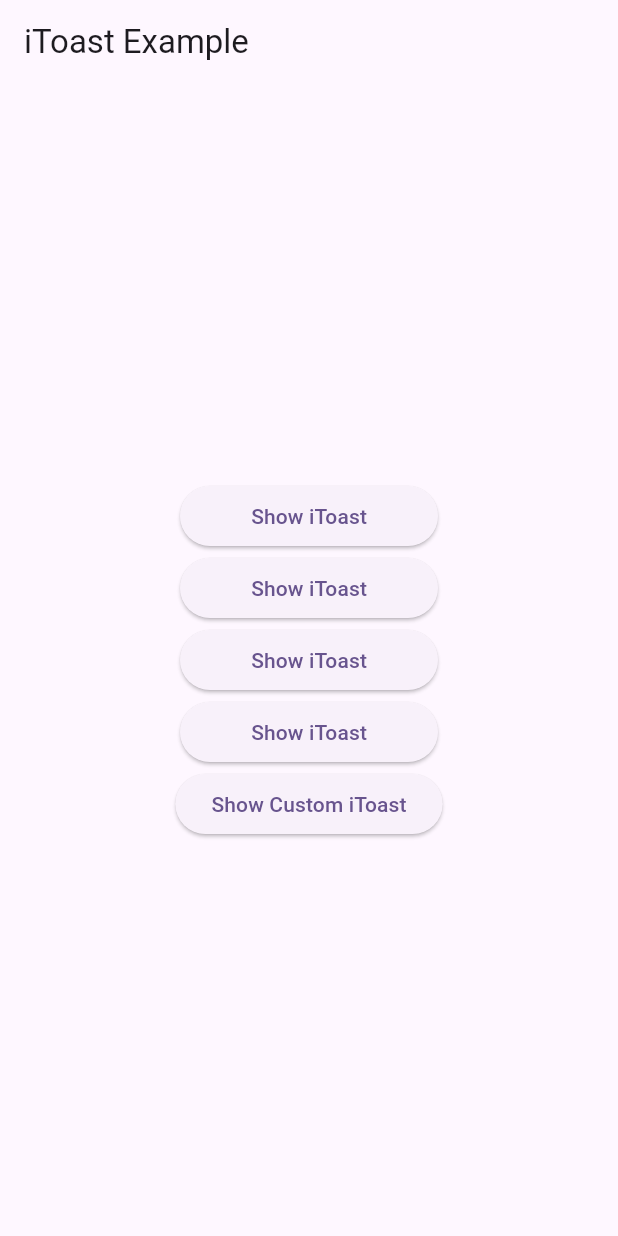
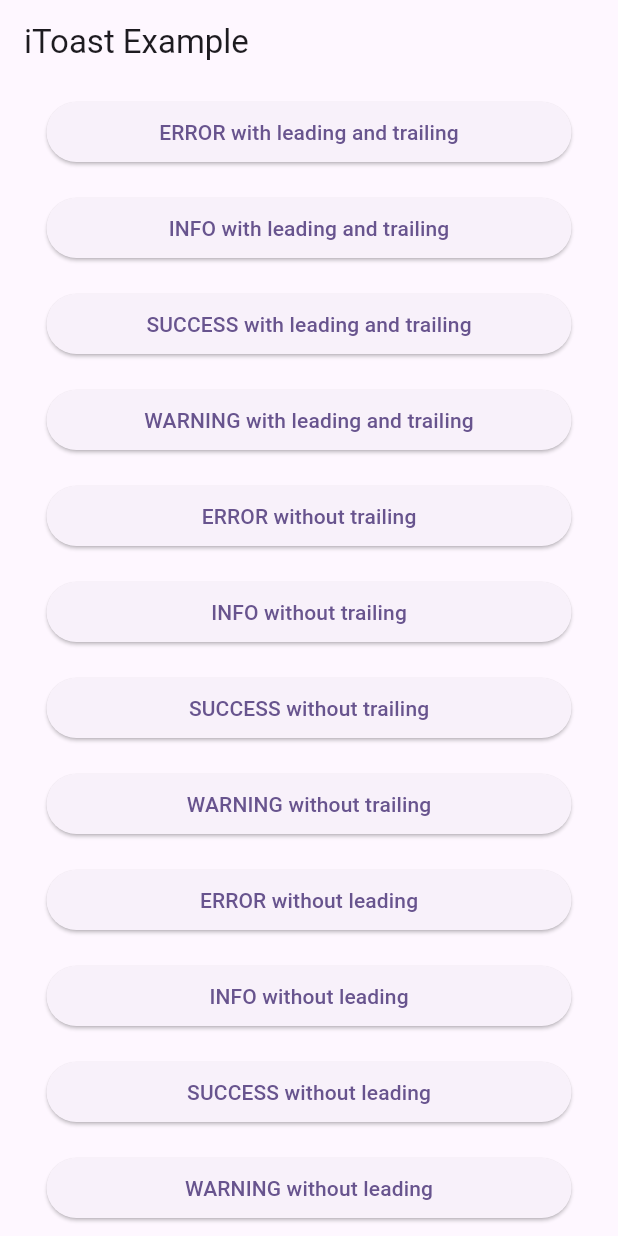
Before and after one commit to iwalletmobile/i_toast, a Flutter app: the screen it shows after launch, on a phone screen of 412 x 824 dp. Run offline on Flutter 3.47's test engine with Material 3 defaults, Android fonts, the phone set to English and light mode, and no system bars.

Commit message:
edit example

```diff
--- a/example/lib/main.dart
+++ b/example/lib/main.dart
@@ -1,3 +1,4 @@
+import 'package:example/widget_extensions.dart';
 import 'package:flutter/material.dart';
 import 'package:i_toast/i_toast.dart';
 
@@ -12,7 +13,7 @@ class MyApp extends StatelessWidget {
   Widget build(BuildContext context) {
     return MaterialApp(
       debugShowCheckedModeBanner: false,
-      title: 'Flutter Demo',
+      title: 'iToast Example',
       theme: ThemeData(
         colorScheme: ColorScheme.fromSeed(seedColor: Colors.deepPurple),
         useMaterial3: true,
@@ -27,37 +28,88 @@ class IToast extends StatelessWidget {
 
   @override
   Widget build(BuildContext context) {
-    final List<ToastType> toastType = [
-      ToastType.error,
-      ToastType.info,
-      ToastType.success,
-      ToastType.warning
-    ];
+    final Map<ToastType, Color> toastTypes = {
+      ToastType.error: ColorConstants.statesError.shade300,
+      ToastType.info: ColorConstants.statesInfo.shade300,
+      ToastType.success: ColorConstants.statesSuccess.shade300,
+      ToastType.warning: ColorConstants.statesWarning.shade300
+    };
+
     return Scaffold(
       appBar: AppBar(
         title: const Text("iToast Example"),
       ),
       body: Center(
+        child: SingleChildScrollView(
           child: Column(
             mainAxisAlignment: MainAxisAlignment.center,
             children: [
-            ListView.builder(
-              shrinkWrap: true,
-              itemCount: toastType.length,
-              padding: const EdgeInsets.symmetric(horizontal: 120),
-              itemBuilder: (context, index) => ElevatedButton(
+              ...toastTypes.entries.map(
+                (toast) {
+                  return ElevatedButton(
                     onPressed: () {
                       _showToastMessage(
                         context,
-                    toastType[index].name.substring(0, 1).toUpperCase() +
-                        toastType[index].name.substring(1),
-                    "${toastType[index].name} subtitle.",
-                    toastType[index],
-                    leading: const Icon(Icons.info),
+                        toast.key.name.substring(0, 1).toUpperCase() +
+                            toast.key.name.substring(1),
+                        "${toast.key.name} subtitle.",
+                        toast.key,
+                        leading: Icon(
+                          Icons.info,
+                          color: toast.value,
+                        ),
+                        trailing: Icon(
+                          Icons.close,
+                          color: toast.value,
+                        ),
                       );
                     },
-                child: const Text("Show iToast"),
+                    child: Text(
+                        '${toast.key.name.toUpperCase()} with leading and trailing'),
+                  ).addSize;
+                },
               ),
+              ...toastTypes.entries.map(
+                (toast) {
+                  return ElevatedButton(
+                    onPressed: () {
+                      _showToastMessage(
+                        context,
+                        toast.key.name.substring(0, 1).toUpperCase() +
+                            toast.key.name.substring(1),
+                        "${toast.key.name} subtitle.",
+                        toast.key,
+                        trailing: Icon(
+                          Icons.close,
+                          color: toast.value,
+                        ),
+                      );
+                    },
+                    child: Text(
+                        '${toast.key.name.toUpperCase()} without trailing'),
+                  ).addSize;
+                },
+              ),
+              ...toastTypes.entries.map(
+                (toast) {
+                  return ElevatedButton(
+                    onPressed: () {
+                      _showToastMessage(
+                        context,
+                        toast.key.name.substring(0, 1).toUpperCase() +
+                            toast.key.name.substring(1),
+                        "${toast.key.name} subtitle.",
+                        toast.key,
+                        leading: Icon(
+                          Icons.info,
+                          color: toast.value,
+                        ),
+                      );
+                    },
+                    child:
+                        Text('${toast.key.name.toUpperCase()} without leading'),
+                  ).addSize;
+                },
               ),
               ElevatedButton(
                 onPressed: () {
@@ -76,8 +128,9 @@ class IToast extends StatelessWidget {
                   );
                 },
                 child: const Text('Show Custom iToast'),
+              ).addSize,
+            ],
           ),
-          ],
         ),
       ),
     );
@@ -91,6 +144,7 @@ void _showToastMessage(
   ToastType toastType, {
   Color? backgroundColor,
   Border? border,
+  Widget? trailing,
   Widget? leading,
   Color? textColor,
   BorderRadius? borderRadius,
@@ -99,7 +153,7 @@ void _showToastMessage(
     context,
     title: title,
     description: subTitle,
-    trailing: const Icon(Icons.close_rounded),
+    trailing: trailing,
     toastType: toastType,
     leading: leading,
     duration: Durations.extralong4,
```
Lines whose indentation alone changed are shown as unchanged.
